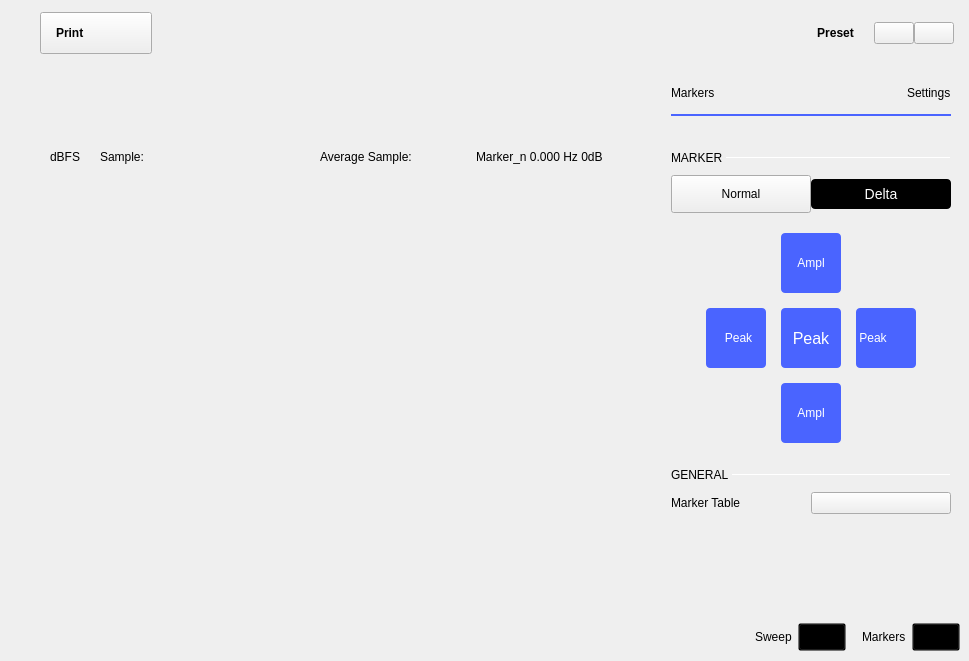
analogdevicesinc/scopy, file ui/spectrum_analyzer.ui: the form before one commit.
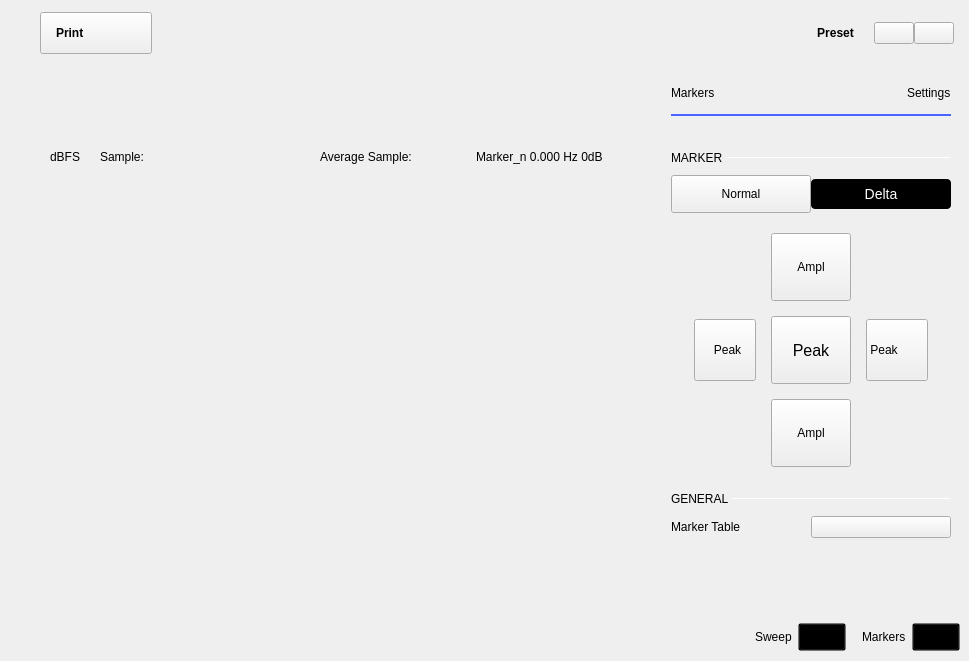
The form after the commit. Icons and pictures are not drawn. Custom widgets are drawn as their Qt base class.

```diff
--- a/ui/spectrum_analyzer.ui
+++ b/ui/spectrum_analyzer.ui
@@ -1660,24 +1660,11 @@
                      </property>
                      <property name="styleSheet">
                       <string notr="true">QPushButton {
-color: white;
-background-color: #4A64FF;
 height: 60px;
 width: 55px;
-border-radius: 4px;
 padding-left: 5px;
 
 text-align: left;
-}
-QPushButton:disabled {
-background-color: grey;
-}
-QPushButton:pressed {
-background-color: #F45000;
-}
-QPushButton:hover
-{
-         background-color: #4a34ff;
 }</string>
                      </property>
                      <property name="text">
@@ -1705,26 +1692,10 @@
                      </property>
                      <property name="styleSheet">
                       <string notr="true">QPushButton {
-color: white;
-background-color: #4A64FF;
 height: 60px;
 width: 55px;
-border-radius: 4px;
 
 padding-left: 5px;
-}
-
-QPushButton:disabled {
-background-color: grey;
-}
-QPushButton:pressed {
-background-color: #F45000;
-}
-
-
-QPushButton:hover
-{
-         background-color: #4a34ff;
 }</string>
                      </property>
                      <property name="text">
@@ -1752,22 +1723,8 @@
                      </property>
                      <property name="styleSheet">
                       <string notr="true">QPushButton {
-color: white;
-background-color: #4A64FF;
 height: 60px;
 width: 60px;
-border-radius: 4px;
-}
-QPushButton:disabled {
-background-color: grey;
-}
-QPushButton:pressed {
-background-color: #F45000;
-}
-
-QPushButton:hover
-{
-         background-color: #4a34ff;
 }</string>
                      </property>
                      <property name="text">
@@ -1795,22 +1752,8 @@
                      </property>
                      <property name="styleSheet">
                       <string notr="true">QPushButton {
-color: white;
-background-color: #4A64FF;
 height: 60px;
 width: 60px;
-border-radius: 4px;
-}
-QPushButton:disabled {
-background-color: grey;
-}
-QPushButton:pressed {
-background-color: #F45000;
-}
-
-QPushButton:hover
-{
-         background-color: #4a34ff;
 }</string>
                      </property>
                      <property name="text">
@@ -1838,26 +1781,10 @@
                      </property>
                      <property name="styleSheet">
                       <string notr="true">QPushButton {
-color: white;
-background-color: #4A64FF;
-
 font-size:16px;
 height: 60px;
 width: 60px;
-border-radius: 4px;
 border-width: 0px;
-}
-
-QPushButton:disabled {
-background-color: grey;
-}
-QPushButton:pressed {
-background-color: #F45000;
-}
-
-QPushButton:hover
-{
-         background-color: #4a34ff;
 }</string>
                      </property>
                      <property name="text">
@@ -2329,11 +2256,6 @@
   </layout>
  </widget>
  <customwidgets>
-  <customwidget>
-   <class>adiscope::CustomSwitch</class>
-   <extends>QPushButton</extends>
-   <header>customSwitch.hpp</header>
-  </customwidget>
   <customwidget>
    <class>adiscope::DetachDragZone</class>
    <extends>QWidget</extends>
@@ -2346,6 +2268,11 @@
    <header>menu_anim.hpp</header>
    <container>1</container>
   </customwidget>
+  <customwidget>
+   <class>adiscope::CustomSwitch</class>
+   <extends>QPushButton</extends>
+   <header>customSwitch.hpp</header>
+  </customwidget>
   <customwidget>
    <class>adiscope::CustomPushButton</class>
    <extends>QPushButton</extends>
```
Left out of the diff: 15 changed lines with no effect on the pictures.
